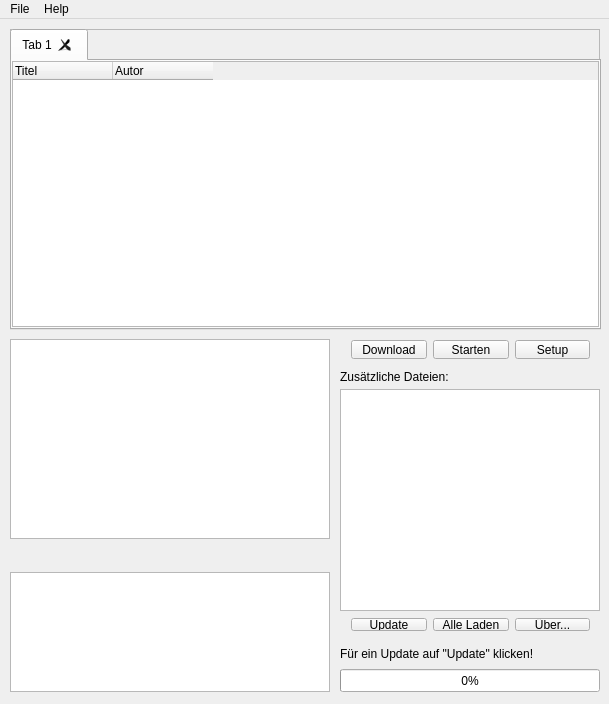
Old version of the form mainwindow.ui in the repository ManiacTwister/MMMLauncher.
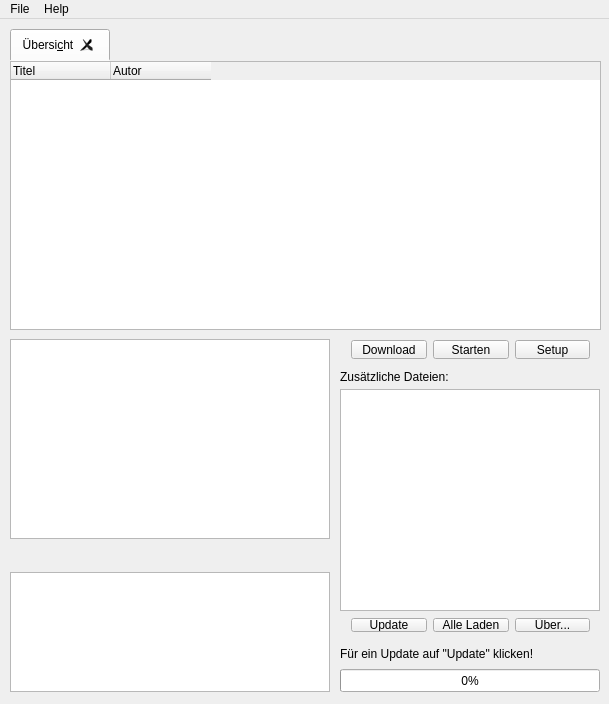
New version of the form. Icons and pictures are not drawn.

Commit message: Fixed some really nasty bug where the treewidget is bigger if there is more than one tab open

Patch:
```diff
--- a/mainwindow.ui
+++ b/mainwindow.ui
@@ -103,7 +103,7 @@
       <x>340</x>
       <y>590</y>
       <width>261</width>
-      <height>33</height>
+      <height>34</height>
      </rect>
     </property>
     <layout class="QHBoxLayout" name="horizontalLayout">
@@ -214,37 +214,6 @@
      <string>Zusätzliche Dateien:</string>
     </property>
    </widget>
-   <widget class="QTableWidget" name="tableWidget">
-    <property name="enabled">
-     <bool>false</bool>
-    </property>
-    <property name="geometry">
-     <rect>
-      <x>10</x>
-      <y>10</y>
-      <width>590</width>
-      <height>267</height>
-     </rect>
-    </property>
-    <property name="minimumSize">
-     <size>
-      <width>590</width>
-      <height>267</height>
-     </size>
-    </property>
-    <property name="maximumSize">
-     <size>
-      <width>590</width>
-      <height>267</height>
-     </size>
-    </property>
-    <property name="showGrid">
-     <bool>false</bool>
-    </property>
-    <attribute name="verticalHeaderVisible">
-     <bool>false</bool>
-    </attribute>
-   </widget>
    <widget class="QPlainTextEdit" name="epiDescription">
     <property name="geometry">
      <rect>
@@ -315,6 +284,18 @@
       <height>301</height>
      </rect>
     </property>
+    <property name="maximumSize">
+     <size>
+      <width>591</width>
+      <height>301</height>
+     </size>
+    </property>
+    <property name="styleSheet">
+     <string notr="true">QTabWidget::pane { border: 0; }</string>
+    </property>
+    <property name="tabShape">
+     <enum>QTabWidget::Rounded</enum>
+    </property>
     <property name="currentIndex">
      <number>0</number>
     </property>
@@ -323,15 +304,15 @@
     </property>
     <widget class="QWidget" name="allEpisodes">
      <attribute name="title">
-      <string>Tab 1</string>
+      <string>Übersi&amp;cht</string>
      </attribute>
      <widget class="QTreeWidget" name="treeWidget">
       <property name="geometry">
        <rect>
         <x>0</x>
         <y>0</y>
-        <width>587</width>
-        <height>266</height>
+        <width>591</width>
+        <height>269</height>
        </rect>
       </property>
       <property name="sizePolicy">
@@ -340,6 +321,18 @@
         <verstretch>0</verstretch>
        </sizepolicy>
       </property>
+      <property name="minimumSize">
+       <size>
+        <width>591</width>
+        <height>269</height>
+       </size>
+      </property>
+      <property name="maximumSize">
+       <size>
+        <width>591</width>
+        <height>269</height>
+       </size>
+      </property>
       <property name="editTriggers">
        <set>QAbstractItemView::NoEditTriggers</set>
       </property>
```
Left out of the diff: 2 changed lines with no effect on the pictures. The commit also changes 1 other file.
